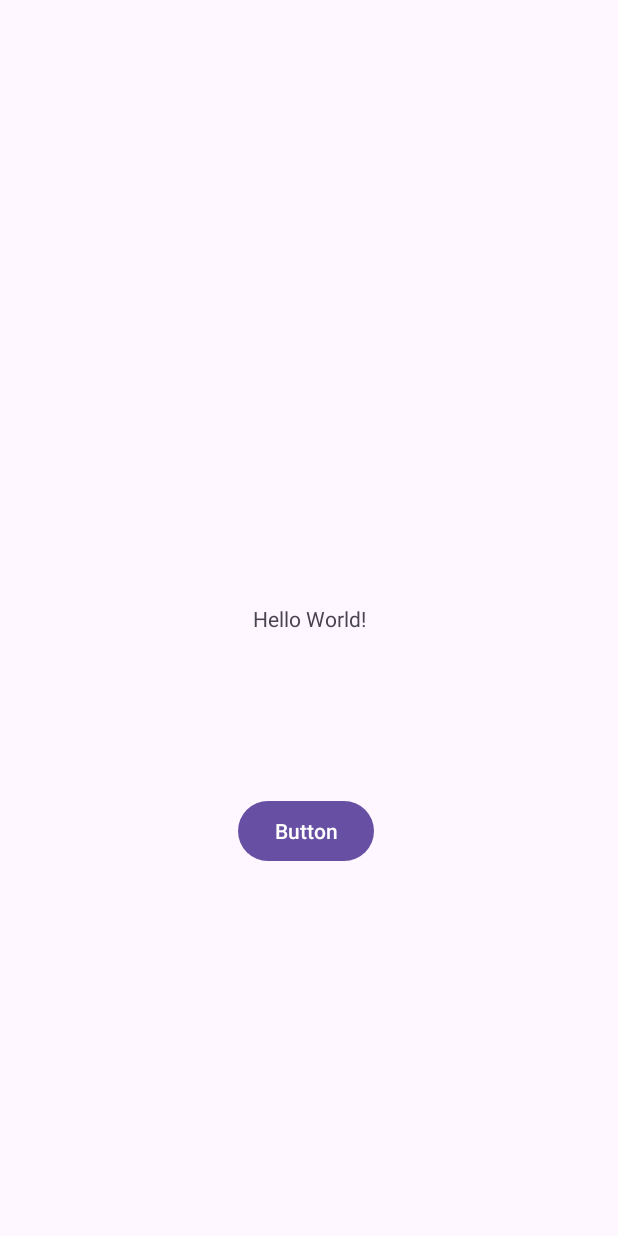
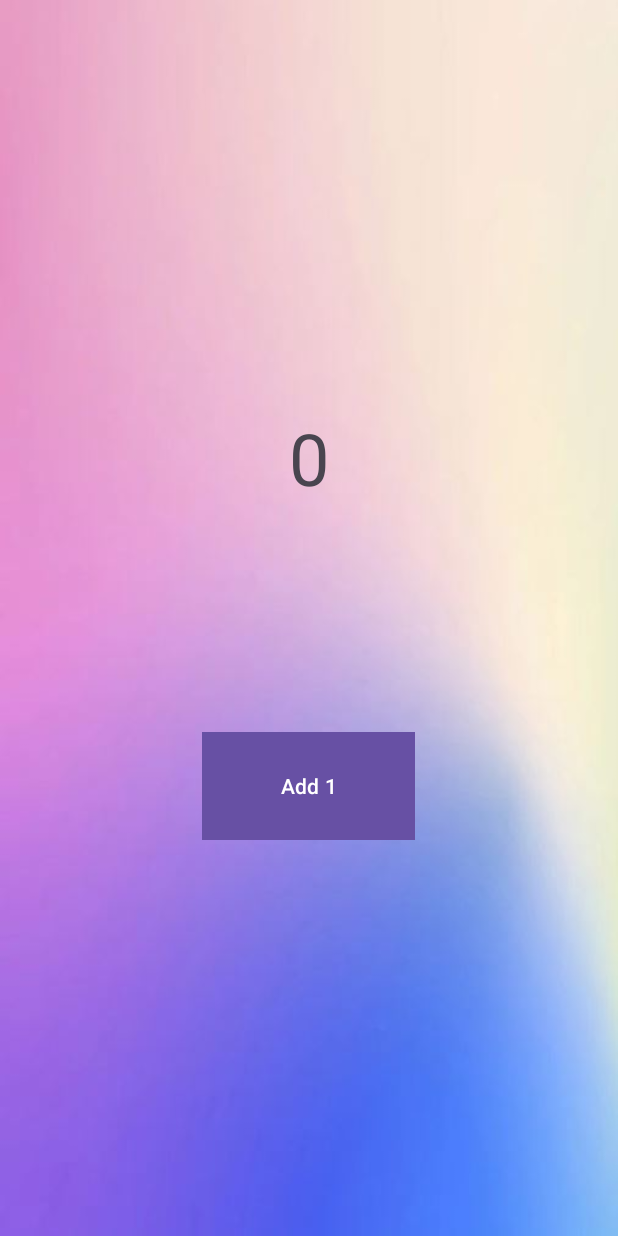
Before and after one commit to antc3519/amc246-CS388-001, an Android app: the screen it shows after launch (MainActivity), on a phone screen of 412 x 824 dp. Run offline under Robolectric (Android 15) with nearby library versions, the phone set to English and light mode, and no system bars.

Commit message:
Lab 1 project

```diff
--- a/app/src/main/java/caruso/example/myapplication/MainActivity.kt
+++ b/app/src/main/java/caruso/example/myapplication/MainActivity.kt
@@ -2,7 +2,9 @@ package caruso.example.myapplication
 
 import android.os.Bundle
 import android.util.Log
+import android.view.View
 import android.widget.Button
+import android.widget.TextView
 import android.widget.Toast
 import androidx.activity.enableEdgeToEdge
 import androidx.appcompat.app.AppCompatActivity
@@ -10,20 +12,36 @@ import androidx.core.view.ViewCompat
 import androidx.core.view.WindowInsetsCompat
 
 class MainActivity : AppCompatActivity() {
+    var counter = 0
     override fun onCreate(savedInstanceState: Bundle?) {
         super.onCreate(savedInstanceState)
         enableEdgeToEdge()
         setContentView(R.layout.activity_main)
-        ViewCompat.setOnApplyWindowInsetsListener(findViewById(R.id.main)) { v, insets ->
-            val systemBars = insets.getInsets(WindowInsetsCompat.Type.systemBars())
-            v.setPadding(systemBars.left, systemBars.top, systemBars.right, systemBars.bottom)
-            insets
+
+        val textView = findViewById<TextView>(R.id.textView)
+        val button = findViewById<Button>(R.id.helloButton)
+        val upgrade = findViewById<Button>(R.id.upgradeButton)
+        button.setOnClickListener{
+            //Toast.makeText(it.context, "Clicked Button!", Toast.LENGTH_SHORT).show()
+            counter++
+            textView.text = counter.toString()
+            if(counter >= 100) {
+                upgrade.visibility = View.VISIBLE
+
+                upgrade.setOnClickListener {
+                    button.text = "Add 2"
+
+                    // Update original button to add 2 instead of `
+                    button.setOnClickListener {
+                        counter += 2
+                        textView.text = counter.toString()
+                    }
+
+                    // Hide upgrade button again
+                    upgrade.visibility = View.INVISIBLE
+                }
+            }
         }
 
-        val button = findViewById<Button>(R.id.helloButton)
-        button.setOnClickListener{
-            Log.d("Hello World", "Button Clicked")
-            Toast.makeText(this, "Hello back!", Toast.LENGTH_SHORT).show()
-        }
     }
 }
--- a/app/src/main/res/layout/activity_main.xml
+++ b/app/src/main/res/layout/activity_main.xml
@@ -5,41 +5,48 @@
     android:id="@+id/main"
     android:layout_width="match_parent"
     android:layout_height="match_parent"
+    android:background="@drawable/background"
     tools:context=".MainActivity">
 
     <TextView
         android:id="@+id/textView"
         android:layout_width="wrap_content"
         android:layout_height="wrap_content"
-        android:text="Hello World!"
+        android:text="0"
+        android:textSize="48sp"
         app:layout_constraintBottom_toBottomOf="parent"
         app:layout_constraintEnd_toEndOf="parent"
         app:layout_constraintStart_toStartOf="parent"
-        app:layout_constraintTop_toTopOf="parent" />
-
-    <ImageView
-        android:id="@+id/imageView"
-        android:layout_width="175dp"
-        android:layout_height="177dp"
-        android:layout_marginStart="118dp"
-        android:layout_marginTop="132dp"
-        android:layout_marginEnd="118dp"
-        android:contentDescription="hello"
-        app:layout_constraintEnd_toEndOf="parent"
-        app:layout_constraintStart_toStartOf="parent"
         app:layout_constraintTop_toTopOf="parent"
-        tools:srcCompat="@tools:sample/backgrounds/scenic" />
+        app:layout_constraintVertical_bias="0.359" />
 
     <Button
         android:id="@+id/helloButton"
-        android:layout_width="wrap_content"
-        android:layout_height="wrap_content"
+        android:layout_width="142dp"
+        android:layout_height="72dp"
         android:layout_marginStart="158dp"
         android:layout_marginEnd="162dp"
-        android:layout_marginBottom="246dp"
-        android:text="Button"
+        android:layout_marginBottom="264dp"
+        android:background="@drawable/img"
+        android:text="Add 1"
         app:layout_constraintBottom_toBottomOf="parent"
         app:layout_constraintEnd_toEndOf="parent"
+        app:layout_constraintHorizontal_bias="0.47"
         app:layout_constraintStart_toStartOf="parent" />
 
+    <Button
+        android:id="@+id/upgradeButton"
+        android:layout_width="155dp"
+        android:layout_height="78dp"
+        android:layout_marginStart="128dp"
+        android:layout_marginEnd="128dp"
+        android:layout_marginBottom="120dp"
+        android:background="@drawable/chicken"
+        android:text="Upgrade"
+        android:visibility="invisible"
+        app:layout_constraintBottom_toBottomOf="parent"
+        app:layout_constraintEnd_toEndOf="parent"
+        app:layout_constraintStart_toStartOf="parent"
+        tools:visibility="visible" />
+
 </androidx.constraintlayout.widget.ConstraintLayout>
```
Also changed, not shown: app/src/main/res/drawable/background.JPG (added), app/src/main/res/drawable/chicken.png (added), app/src/main/res/drawable/img.png (added).
